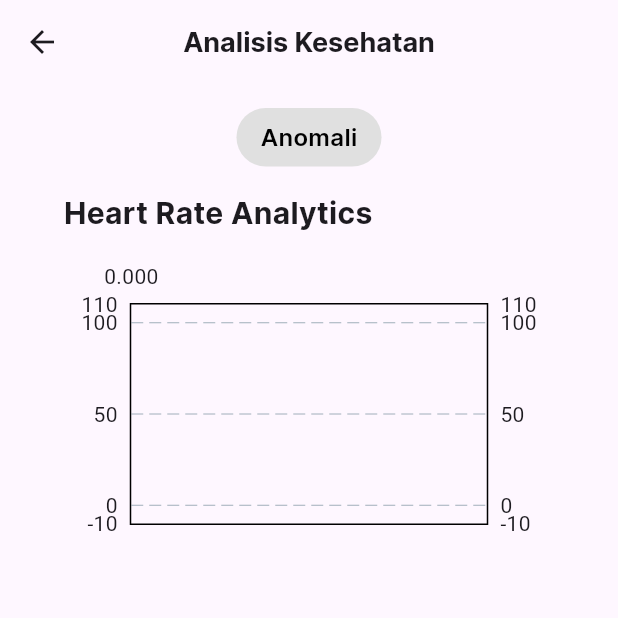
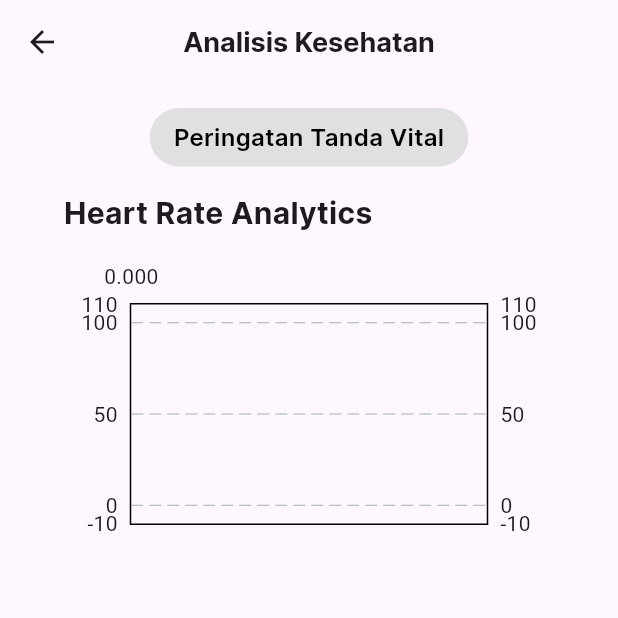
Before and after one commit to salwamhrn11/fallAlert-capstone, a Flutter app: the HealthAnalyticsPage screen opened directly, on a phone screen of 412 x 824 dp, the top half of it. Run offline on Flutter 3.47's test engine with Material 3 defaults, Android fonts, the phone set to English and light mode, and no system bars; drawn by our look-alikes of fl_chart; our stand-ins replace firebase_core, firebase_database, firebase_messaging, flutter_local_notifications, shared_preferences; missing offline and left inert: flutter_autostart, flutter_background, mqtt_client; accounts and stored records are empty.

Commit message:
finishing app vesthor

```diff
--- a/lib/main.dart
+++ b/lib/main.dart
@@ -791,8 +791,7 @@ class _HealthOverviewScreenState extends State<HealthOverviewScreen> {
               const SizedBox(height: 8),
               ElevatedButton(
                 onPressed: () {
-                  // Navigating back to the ConnectPage
-                  Navigator.pop(context);
+                  widget._logout(context);
                 },
                 style: ElevatedButton.styleFrom(
                   backgroundColor: const Color(0xFFBB0000),
@@ -1018,7 +1017,7 @@ class AnomalyCard extends StatelessWidget {
             ),
             const SizedBox(height: 8),
             Text(
-              'Jumlah Anomali: $count',
+              'Jumlah: $count',
               style: const TextStyle(
                 fontSize: 19,
                 fontWeight: FontWeight.w800,
@@ -1349,7 +1348,7 @@ class _HealthAnalyticsPageState extends State<HealthAnalyticsPage> {
           borderRadius: BorderRadius.circular(20),
         ),
         child: Text(
-          "Anomali",
+          "Peringatan Tanda Vital",
           style: TextStyle(
             fontSize: 16,
             fontWeight: FontWeight.w600,
--- a/pubspec.yaml
+++ b/pubspec.yaml
@@ -22,7 +22,13 @@ dependencies:
   flutter_local_notifications: ^17.2.3
   firebase_messaging: ^15.1.3  # Add this for Firebase Cloud Messaging
   flutter_background: ^1.0.0
+  flutter_launcher_icons: ^0.9.2
   flutter_autostart: ^0.0.2
+
+flutter_icons:
+  android: true
+  ios: true
+  image_path: "images/logo_capstone.png"
 
 dev_dependencies:
   flutter_test:
```
Also changed, not shown: images/logo_capstone.png (added), pubspec.lock, 23 other files.
